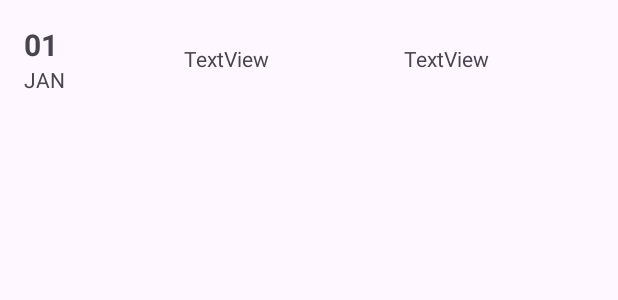
After one commit to ievana01/ProjectANMP, an Android app: the layout schedule_list_item.xml on its own in the app's theme, with its tools: preview values and no code run, on a phone screen of 412 x 824 dp. The commit adds this screen. Shown: the top 300 px of the screen. Run offline under Robolectric (Android 15) with nearby library versions, the phone set to English and light mode, and no system bars; network calls fail; Roboto replaces fonts that are not available here.

Commit message:
Our Schedule (sudah selesai)

```diff
--- /dev/null
+++ b/app/src/main/res/layout/schedule_list_item.xml
@@ -0,0 +1,56 @@
+<?xml version="1.0" encoding="utf-8"?>
+<androidx.constraintlayout.widget.ConstraintLayout xmlns:android="http://schemas.android.com/apk/res/android"
+    xmlns:app="http://schemas.android.com/apk/res-auto"
+    android:layout_width="match_parent"
+    android:layout_height="wrap_content">
+
+    <LinearLayout
+        android:id="@+id/linearLayoutSchedule"
+        android:layout_width="match_parent"
+        android:layout_height="wrap_content"
+        android:gravity="center_vertical"
+        android:orientation="horizontal"
+        android:padding="16dp"
+        app:layout_constraintEnd_toEndOf="parent"
+        app:layout_constraintStart_toStartOf="parent"
+        app:layout_constraintTop_toTopOf="parent">
+
+
+        <LinearLayout
+            android:layout_width="10dp"
+            android:layout_height="wrap_content"
+            android:layout_weight="1"
+            android:orientation="vertical">
+
+            <TextView
+                android:id="@+id/txtDate"
+                android:layout_width="wrap_content"
+                android:layout_height="wrap_content"
+                android:layout_weight="1"
+                android:text="01"
+                android:textSize="20sp"
+                android:textStyle="bold" />
+
+            <TextView
+                android:id="@+id/txtMonth"
+                android:layout_width="wrap_content"
+                android:layout_height="wrap_content"
+                android:layout_weight="1"
+                android:text="JAN" />
+        </LinearLayout>
+
+        <TextView
+            android:id="@+id/txtYT"
+            android:layout_width="50dp"
+            android:layout_height="wrap_content"
+            android:layout_weight="1"
+            android:text="TextView" />
+
+        <TextView
+            android:id="@+id/txtTeam"
+            android:layout_width="30dp"
+            android:layout_height="wrap_content"
+            android:layout_weight="1"
+            android:text="TextView" />
+    </LinearLayout>
+</androidx.constraintlayout.widget.ConstraintLayout>
```
Also changed, not shown: app/src/main/java/com/ievana/capygo_anmp/model/Model.kt (+16 -0 lines), app/src/main/java/com/ievana/capygo_anmp/view/OurScheduleAdapter.kt (added, +52 -0 lines), app/src/main/java/com/ievana/capygo_anmp/view/OurScheduleFragment.kt (+32 -1 lines), app/src/main/java/com/ievana/capygo_anmp/viewmodel/ScheduleViewModel.kt (added, +53 -0 lines), app/src/main/res/layout/fragment_our_schedule.xml (+9 -8 lines), app/src/main/res/navigation/capygo_navigation.xml (+10 -1 lines).
